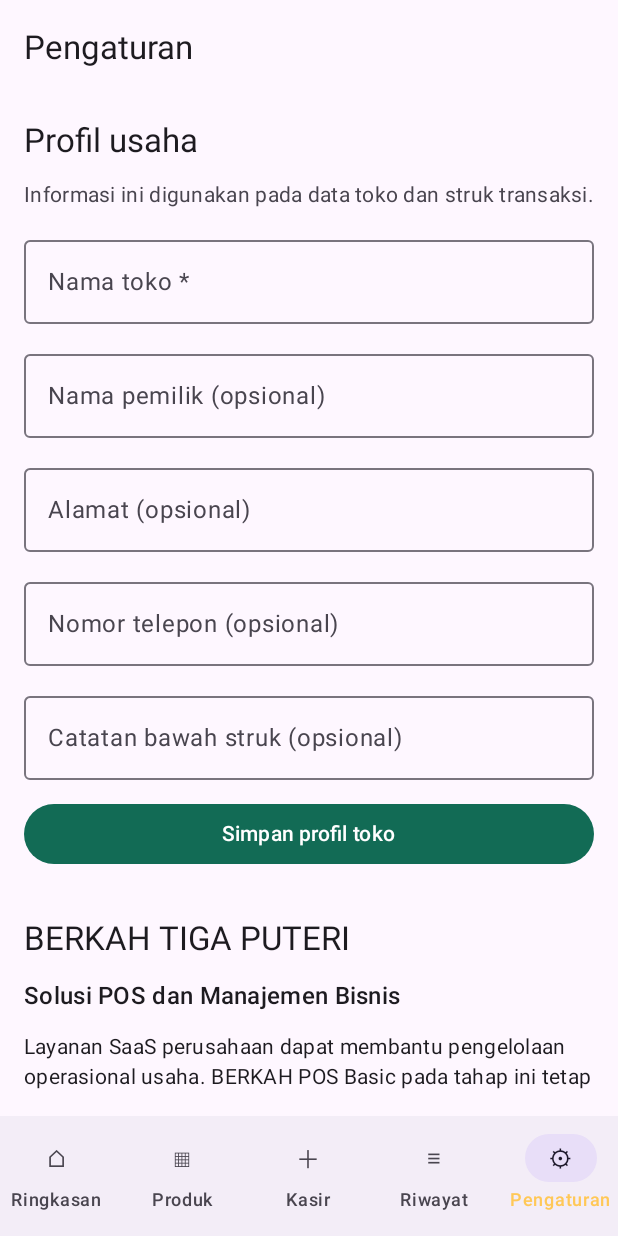
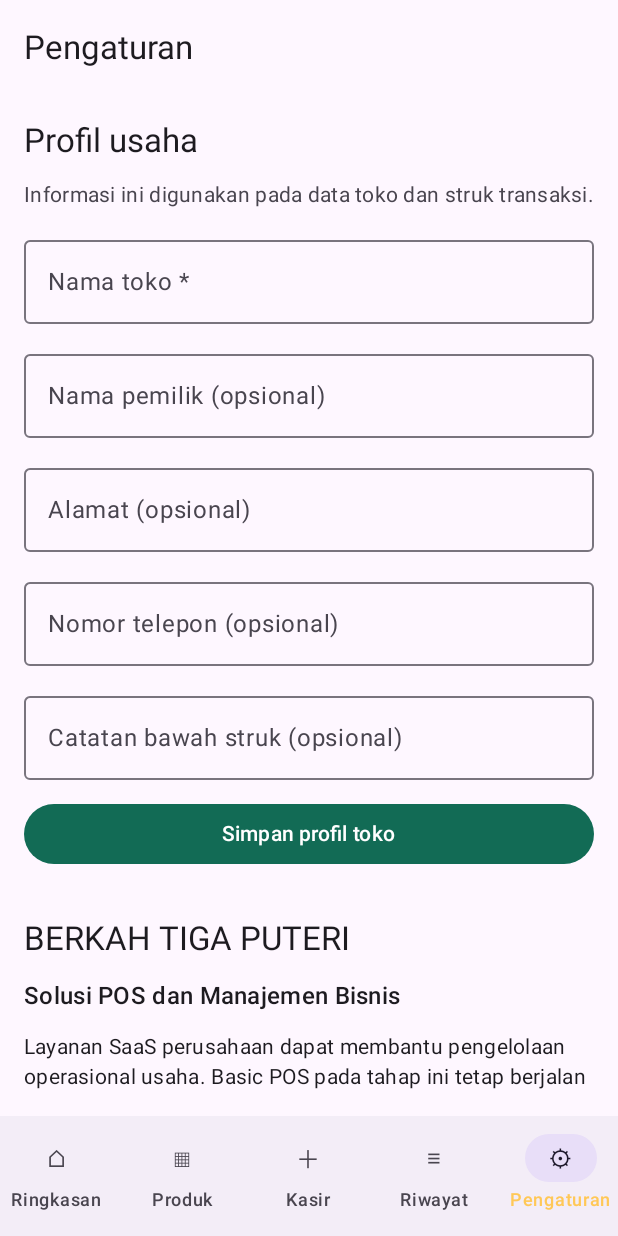
Before and after one commit to berkah-pos/btp, an Android app built with Jetpack Compose: the SettingsScreen screen opened through its navigation route, on a phone screen of 412 x 824 dp. Run offline under Robolectric (Android 15) with nearby library versions, the phone set to English and light mode, and no system bars; our stand-ins replace Room's generated code.

Commit message:
feat(android): align app display name with Basic POS product

```diff
--- a/app/src/main/java/id/berkahtigaputeri/basicpos/ui/cashier/CashierScreen.kt
+++ b/app/src/main/java/id/berkahtigaputeri/basicpos/ui/cashier/CashierScreen.kt
@@ -275,7 +275,7 @@ fun CashierScreen(
             text = {
                 Column(verticalArrangement = Arrangement.spacedBy(5.dp)) {
                     val receiptProfile = saved.storeProfileSnapshot
-                    Text(receiptProfile?.storeName ?: "BERKAH POS", style = MaterialTheme.typography.titleMedium)
+                    Text(receiptProfile?.storeName ?: "Basic POS", style = MaterialTheme.typography.titleMedium)
                     receiptProfile?.address?.takeIf(String::isNotBlank)?.let { Text(it) }
                     receiptProfile?.phoneNumber?.takeIf(String::isNotBlank)?.let { Text(it) }
                     Text(saved.sale.transactionNumber)
--- a/app/src/main/java/id/berkahtigaputeri/basicpos/ui/dashboard/DashboardScreen.kt
+++ b/app/src/main/java/id/berkahtigaputeri/basicpos/ui/dashboard/DashboardScreen.kt
@@ -42,7 +42,7 @@ fun DashboardScreen(
             TopAppBar(
                 title = {
                     Column {
-                        Text("BERKAH POS")
+                        Text("Basic POS")
                         Text(
                             text = "Ringkasan usaha",
                             style = MaterialTheme.typography.labelMedium,
--- a/app/src/main/java/id/berkahtigaputeri/basicpos/ui/settings/SettingsScreen.kt
+++ b/app/src/main/java/id/berkahtigaputeri/basicpos/ui/settings/SettingsScreen.kt
@@ -204,7 +204,7 @@ fun SettingsScreen(
                 style = MaterialTheme.typography.titleMedium
             )
             Text(
-                "Layanan SaaS perusahaan dapat membantu pengelolaan operasional usaha. BERKAH POS Basic pada tahap ini tetap berjalan secara lokal, gratis, dan tanpa akun.",
+                "Layanan SaaS perusahaan dapat membantu pengelolaan operasional usaha. Basic POS pada tahap ini tetap berjalan secara lokal, gratis, dan tanpa akun.",
                 style = MaterialTheme.typography.bodyMedium
             )
             if (BuildConfig.SAAS_URL.isNotBlank()) {
@@ -330,7 +330,7 @@ Email privasi/dukungan: belum disediakan.
 URL kebijakan publik HTTPS: belum tersedia.
 
 Data yang disimpan
-BERKAH POS menyimpan profil toko, nama pemilik, alamat, nomor telepon, catatan struk, kategori, produk, SKU, harga, stok, transaksi, rincian item, dan preferensi ambang stok rendah pada perangkat melalui SQLite/Room dan Preferences DataStore.
+Basic POS menyimpan profil toko, nama pemilik, alamat, nomor telepon, catatan struk, kategori, produk, SKU, harga, stok, transaksi, rincian item, dan preferensi ambang stok rendah pada perangkat melalui SQLite/Room dan Preferences DataStore.
 
 Pengiriman dan akun
 Fungsi POS inti tidak membutuhkan akun atau server. Source manifest tidak mendeklarasikan izin INTERNET. Tidak direncanakan Firebase, analytics, crash reporting, iklan pihak ketiga, atau SDK pengumpulan data. Dependency graph dan merged manifest release masih harus diperiksa.
@@ -369,7 +369,7 @@ Dokumen ini belum merupakan Privacy Policy publik dan tidak boleh dikirim sebaga
                         """Status: DRAF — perlu pemeriksaan dan persetujuan pengelola.
 
 1. Ruang lingkup
-BERKAH POS Basic adalah aplikasi pencatatan kasir lokal yang dapat digunakan tanpa akun atau server.
+Basic POS adalah aplikasi pencatatan kasir lokal yang dapat digunakan tanpa akun atau server.
 
 2. Tanggung jawab pengguna
 Pengguna bertanggung jawab atas ketepatan nama produk, harga, stok, pajak, diskon, dan nominal pembayaran yang dimasukkan.
--- a/app/src/main/java/id/berkahtigaputeri/basicpos/ui/transactions/TransactionsScreen.kt
+++ b/app/src/main/java/id/berkahtigaputeri/basicpos/ui/transactions/TransactionsScreen.kt
@@ -175,7 +175,7 @@ private fun ReceiptDetails(receipt: SaleReceipt) {
             .verticalScroll(rememberScrollState()),
         verticalArrangement = Arrangement.spacedBy(6.dp)
     ) {
-        Text(storeProfile?.storeName ?: "BERKAH POS", style = MaterialTheme.typography.titleMedium)
+        Text(storeProfile?.storeName ?: "Basic POS", style = MaterialTheme.typography.titleMedium)
         storeProfile?.ownerName?.takeIf(String::isNotBlank)?.let { Text("Pemilik: $it") }
         storeProfile?.address?.takeIf(String::isNotBlank)?.let { Text(it) }
         storeProfile?.phoneNumber?.takeIf(String::isNotBlank)?.let { Text(it) }
@@ -220,7 +220,7 @@ private fun formatTransactionDate(epochMillis: Long): String =
 
 private fun buildReceiptText(receipt: SaleReceipt): String = buildString {
     val storeProfile = receipt.storeProfileSnapshot
-    appendLine(storeProfile?.storeName ?: "BERKAH POS")
+    appendLine(storeProfile?.storeName ?: "Basic POS")
     storeProfile?.ownerName?.takeIf(String::isNotBlank)?.let { appendLine("Pemilik: $it") }
     storeProfile?.address?.takeIf(String::isNotBlank)?.let { appendLine(it) }
     storeProfile?.phoneNumber?.takeIf(String::isNotBlank)?.let { appendLine(it) }
--- a/app/src/main/res/values/strings.xml
+++ b/app/src/main/res/values/strings.xml
@@ -1,4 +1,4 @@
 <?xml version="1.0" encoding="utf-8"?>
 <resources>
-    <string name="app_name">BERKAH POS</string>
+    <string name="app_name">Basic POS</string>
 </resources>
```
Also changed, not shown: 2 other files.
